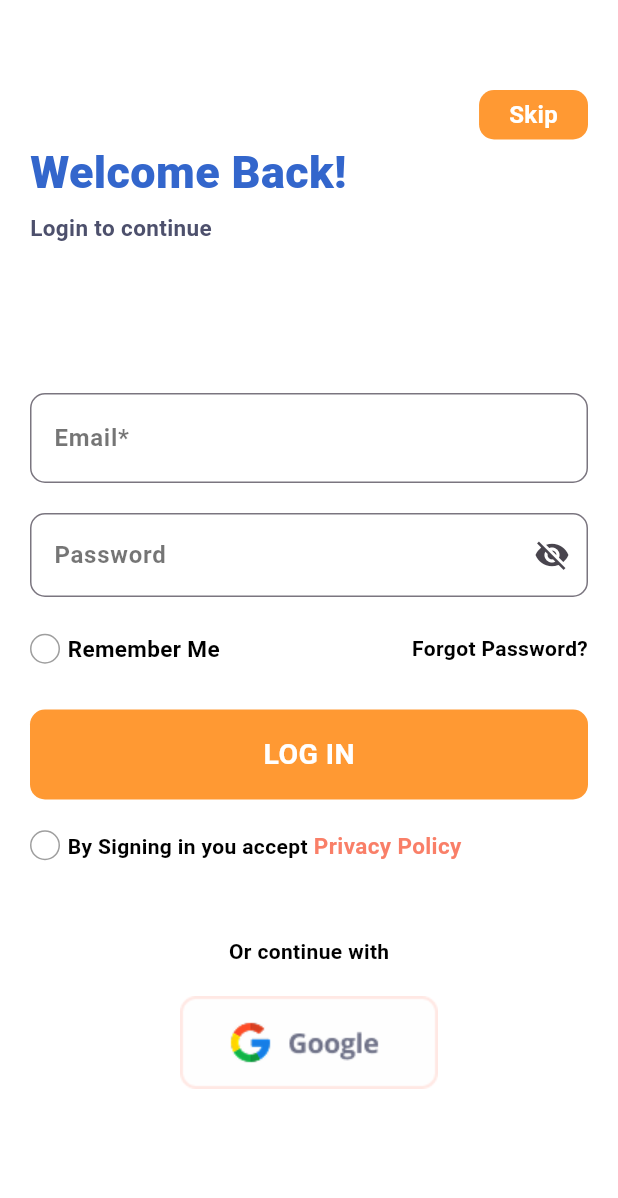
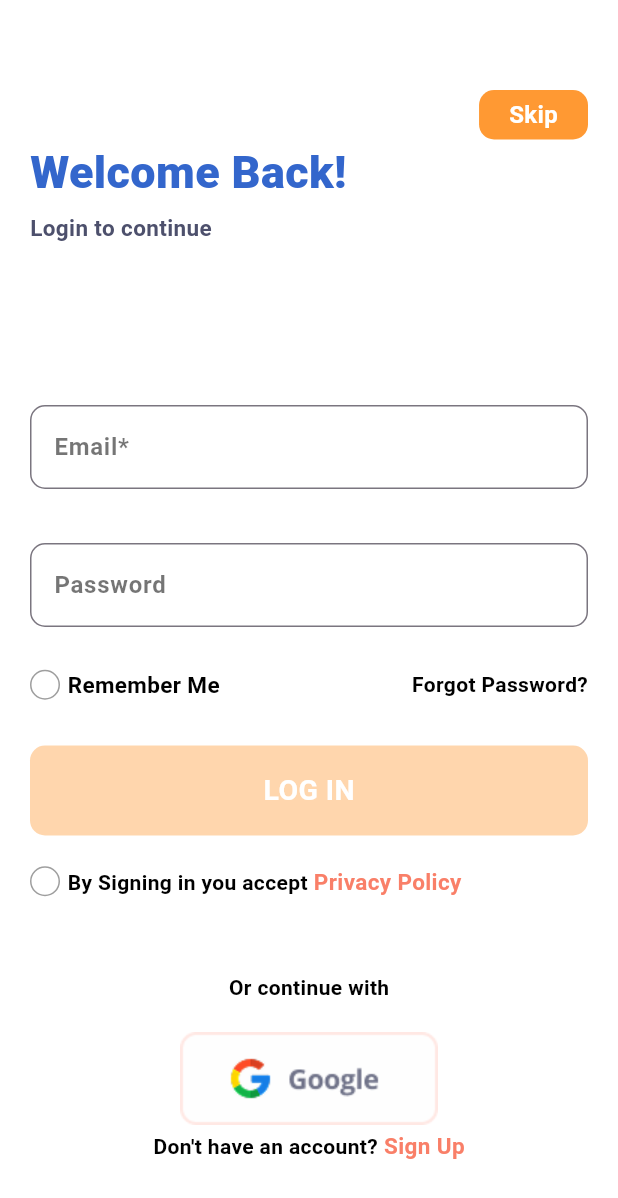
Before and after one commit to josdiv/fsqebookapp, a Flutter app: the LoginScreen screen opened directly, on a phone screen of 412 x 824 dp. Shown: the top 1198 px of the screen. Run offline on Flutter 3.47's test engine with Material 3 defaults, Android fonts, the phone set to English and light mode, and no system bars; our stand-ins replace cached_network_image, dartz, dio, dots_indicator, equatable, firebase_core and 7 more; missing offline and left inert: animated_rating_stars, flutter_overlay_loader; accounts and stored records are empty; statements that could not run were skipped; project files that could hold a hidden picture were left out.

Commit message:
implemented signup

```diff
--- /dev/null
+++ b/lib/core/helper/auth_form.dart
@@ -0,0 +1,47 @@
+import 'package:flutter/material.dart';
+
+class AuthForm extends StatelessWidget {
+  const AuthForm({
+    super.key,
+    this.hintText,
+    this.hasIcon = false,
+    this.validator,
+    this.onChanged,
+    this.suffixIcon,
+  });
+
+  final String? hintText;
+  final Widget? suffixIcon;
+  final bool hasIcon;
+  final String? Function(String?)? validator;
+  final void Function(String)? onChanged;
+
+  @override
+  Widget build(BuildContext context) {
+    final isPasswordField = hasIcon;
+
+    return Padding(
+      padding: const EdgeInsets.symmetric(vertical: 8.0),
+      child: TextFormField(
+        obscureText: isPasswordField,
+        maxLines: 1,
+        validator: validator,
+        autovalidateMode: AutovalidateMode.onUserInteraction,
+        onChanged: onChanged,
+        decoration: InputDecoration(
+          border: OutlineInputBorder(
+            borderRadius: BorderRadius.circular(10),
+            borderSide: const BorderSide(color: Color(0xffDDDDDD)),
+          ),
+          hintText: hintText,
+          hintStyle: const TextStyle(
+            fontSize: 16,
+            color: Colors.black54,
+            fontWeight: FontWeight.w700,
+          ),
+          suffixIcon: suffixIcon,
+        ),
+      ),
+    );
+  }
+}
--- a/lib/core/helper/common_loader.dart
+++ b/lib/core/helper/common_loader.dart
@@ -17,3 +17,9 @@ void showSnackBar(BuildContext context, String content) =>
         content: Text(content),
       ),
     );
+
+
+Widget buttonLoader(BuildContext context) => LoadingAnimationWidget.threeArchedCircle(
+  color: Colors.white,
+  size: 20,
+);
--- a/lib/core/ui/widgets/default_button.dart
+++ b/lib/core/ui/widgets/default_button.dart
@@ -1,4 +1,6 @@
 import 'package:flutter/material.dart';
+import 'package:foursquare_ebbok_app/core/helper/common_loader.dart';
+import 'package:loading_animation_widget/loading_animation_widget.dart';
 
 import '../../theme/app_colors.dart';
 
@@ -13,6 +15,8 @@ class DefaultButton extends StatelessWidget {
     this.height,
     this.borderRadius = 16.0,
     this.fontSize = 16,
+    this.loading = false,
+    this.opacity = false,
   });
 
   final String text;
@@ -23,21 +27,23 @@ class DefaultButton extends StatelessWidget {
   final double? height;
   final double borderRadius;
   final double fontSize;
+  final bool loading;
+  final bool opacity;
 
   @override
   Widget build(BuildContext context) {
     return GestureDetector(
-      onTap: onTap,
+      onTap: (loading || !opacity) ? null : onTap,
       child: Container(
         width: MediaQuery.of(context).size.width,
         height: height,
         padding: EdgeInsets.symmetric(vertical: 15),
         decoration: BoxDecoration(
-          color: backgroundColor,
+          color: backgroundColor?.withOpacity(opacity ? 1 : 0.4),
           borderRadius: BorderRadius.circular(borderRadius),
         ),
         alignment: Alignment.center,
-        child: Text(
+        child: loading ? buttonLoader(context) : Text(
           text,
           style: TextStyle(
             color: Colors.white,
--- a/lib/features/login/presentation/screens/login_screen/login_screen.dart
+++ b/lib/features/login/presentation/screens/login_screen/login_screen.dart
@@ -1,9 +1,11 @@
 import 'package:flutter/material.dart';
-import 'package:flutter_svg/svg.dart';
 import 'package:foursquare_ebbok_app/core/misc/spacer.dart';
 import 'package:foursquare_ebbok_app/core/theme/app_colors.dart';
 import 'package:foursquare_ebbok_app/core/ui/widgets/default_button.dart';
 import 'package:foursquare_ebbok_app/features/bottom_nav_bar/bottom_nav_bar.dart';
+import 'package:foursquare_ebbok_app/features/sign_up/presentation/screens/sign_up_screen/sign_up_screen.dart';
+
+import '../../../../../core/helper/auth_form.dart';
 
 class LoginScreen extends StatelessWidget {
   const LoginScreen({super.key});
@@ -26,7 +28,7 @@ class LoginScreen extends StatelessWidget {
                   MaterialPageRoute(
                     builder: (context) => const BottomNavBar(),
                   ),
-                      (Route<dynamic> route) => false,
+                  (Route<dynamic> route) => false,
                 ),
                 child: Container(
                   padding: EdgeInsets.symmetric(vertical: 5, horizontal: 20),
@@ -151,46 +153,42 @@ class LoginScreen extends StatelessWidget {
             // SvgPicture.asset('assets/icons/google1.png')
             Align(
               child: Image.asset('assets/icons/google1.png'),
-            )
+            ),
+            Spacer(),
+            Align(
+              child: InkWell(
+                onTap: () => Navigator.push(
+                  context,
+                  MaterialPageRoute(
+                    builder: (context) => const SignUpScreen(),
+                  ),
+                ),
+                child: Text.rich(
+                  TextSpan(
+                    text: "Don't have an account?",
+                    style: TextStyle(
+                      color: Colors.black,
+                      fontSize: 14,
+                      fontWeight: FontWeight.w600,
+                    ),
+                    children: [
+                      TextSpan(
+                        text: ' Sign Up',
+                        style: TextStyle(
+                          fontWeight: FontWeight.bold,
+                          color: Color(0xFFF97F68),
+                          fontSize: 15,
+                        ),
+                      ),
+                    ],
+                  ),
+                ),
+              ),
+            ),
+            VSpace(50)
           ],
         ),
       ),
     );
   }
 }
-
-class AuthForm extends StatelessWidget {
-  const AuthForm({super.key, this.hintText, this.hasIcon = false});
-
-  final String? hintText;
-  final bool hasIcon;
-
-  @override
-  Widget build(BuildContext context) {
-    final isPasswordField = hasIcon;
-
-    return SizedBox(
-      height: 60,
-      child: TextFormField(
-        obscureText: isPasswordField,
-        maxLines: isPasswordField ? 1 : null,
-        expands: isPasswordField ? false : true,
-        decoration: InputDecoration(
-          border: OutlineInputBorder(
-            borderRadius: BorderRadius.circular(10),
-            borderSide: const BorderSide(
-              color: Color(0xffDDDDDD),
-            ),
-          ),
-          hintText: hintText,
-          hintStyle: const TextStyle(
-            fontSize: 16,
-            color: Colors.black54,
-            fontWeight: FontWeight.w700,
-          ),
-          suffixIcon: isPasswordField ? const Icon(Icons.visibility_off) : null,
-        ),
-      ),
-    );
-  }
-}
--- a/lib/features/onboarding/presentation/screens/onboarding_screen.dart
+++ b/lib/features/onboarding/presentation/screens/onboarding_screen.dart
@@ -121,6 +121,7 @@ class _OnboardingScreenState extends State<OnboardingScreen> {
                     child: DefaultButton(
                       text: 'GET STARTED',
                       backgroundColor: AppColors.orangeColor,
+                      opacity: true,
                       onTap: () => Navigator.push(
                         context,
                         MaterialPageRoute(
--- a/lib/features/sign_up/data/datasource/sign_up_remote_datasource.dart
+++ b/lib/features/sign_up/data/datasource/sign_up_remote_datasource.dart
@@ -25,6 +25,8 @@ class SignUpRemoteDatasourceImpl implements SignUpRemoteDatasource {
       final email = data['email'] as String;
       final password = data['password'] as String;
       final phone = data['phone'] as String;
+
+      print(data);
 
       final response = await _client
           .post(
--- a/lib/features/sign_up/data/model/user_entity_model.dart
+++ b/lib/features/sign_up/data/model/user_entity_model.dart
@@ -10,7 +10,7 @@ class UserEntityModel extends UserEntity {
 
   factory UserEntityModel.fromJson(DataMap json) {
     return UserEntityModel(
-      userId: json['userId'] as String,
+      userId: (json['userId'] as int).toString(),
       name: json['name'] as String,
       email: json['email'] as String,
     );
--- a/lib/features/sign_up/presentation/models/sign_up_model.dart
+++ b/lib/features/sign_up/presentation/models/sign_up_model.dart
@@ -1,48 +1,37 @@
 import 'package:equatable/equatable.dart';
 import 'package:foursquare_ebbok_app/features/sign_up/domain/entity/user_entity.dart';
+import 'package:foursquare_ebbok_app/features/sign_up/presentation/models/sign_up_network_model.dart';
+import 'package:foursquare_ebbok_app/features/sign_up/presentation/models/sign_up_screen_model.dart';
 
 class SignUpModel extends Equatable {
   const SignUpModel({
-    required this.loading,
-    required this.error,
-    required this.loaded,
-    required this.user,
+    required this.networkModel,
+    required this.screenModel,
   });
 
   const SignUpModel.initial()
       : this(
-    loading: false,
-    error: '',
-    loaded: false,
-    user: const UserEntity.initial(),
+    networkModel: const SignUpNetworkModel.initial(),
+    screenModel: const SignUpScreenModel.initial(),
   );
 
-  final bool loading;
-  final String error;
-  final bool loaded;
-  final UserEntity user;
+  final SignUpNetworkModel networkModel;
+  final SignUpScreenModel screenModel;
 
-  bool get hasError => error.isNotEmpty;
 
   SignUpModel copyWith({
-    bool? loading,
-    String? error,
-    bool? loaded,
-    UserEntity? user,
+    SignUpNetworkModel? networkModel,
+    SignUpScreenModel? screenModel,
   }) {
     return SignUpModel(
-      loading: loading ?? this.loading,
-      error: error ?? this.error,
-      loaded: loaded ?? this.loaded,
-      user: user ?? this.user,
+      networkModel: networkModel ?? this.networkModel,
+      screenModel: screenModel ?? this.screenModel,
     );
   }
 
   @override
   List<Object?> get props => [
-    loading,
-    error,
-    loaded,
-    user,
+    networkModel,
+    screenModel,
   ];
 }
```
Also changed, not shown: lib/features/sign_up/presentation/cubits/sign_up_cubit.dart (+10 -3 lines), lib/features/sign_up/presentation/models/sign_up_network_model.dart (added, +48 -0 lines), lib/features/sign_up/presentation/models/sign_up_screen_model.dart (added, +108 -0 lines), lib/features/sign_up/presentation/screens/sign_up_screen/sign_up_screen.dart (added, +230 -0 lines). Lines whose indentation alone changed are shown as unchanged.
